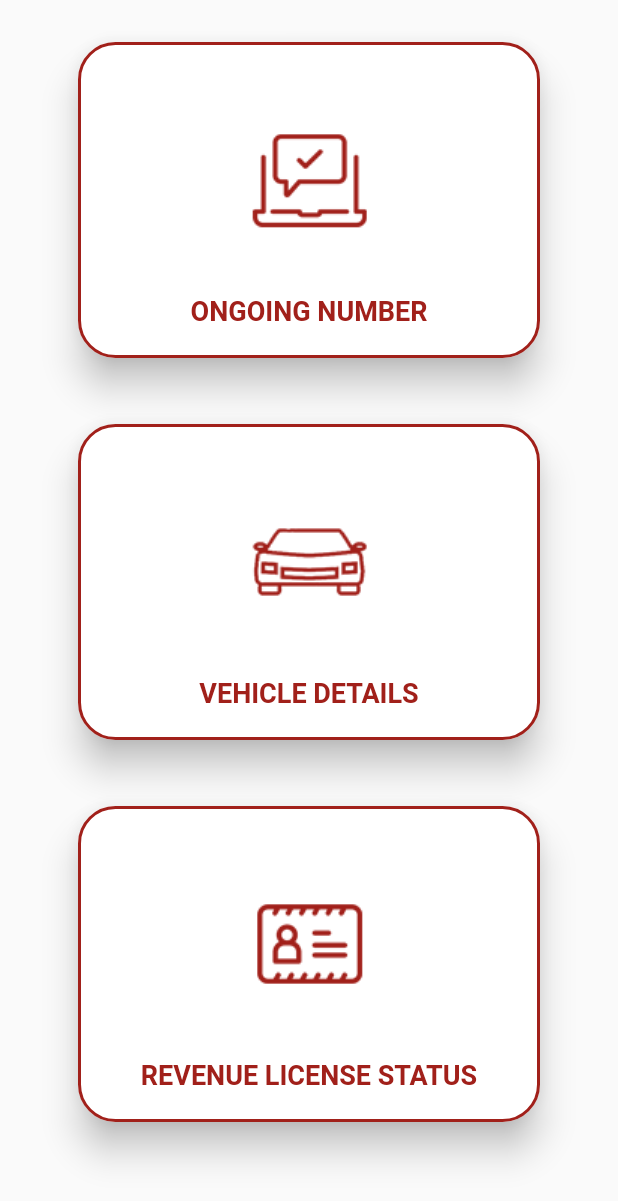
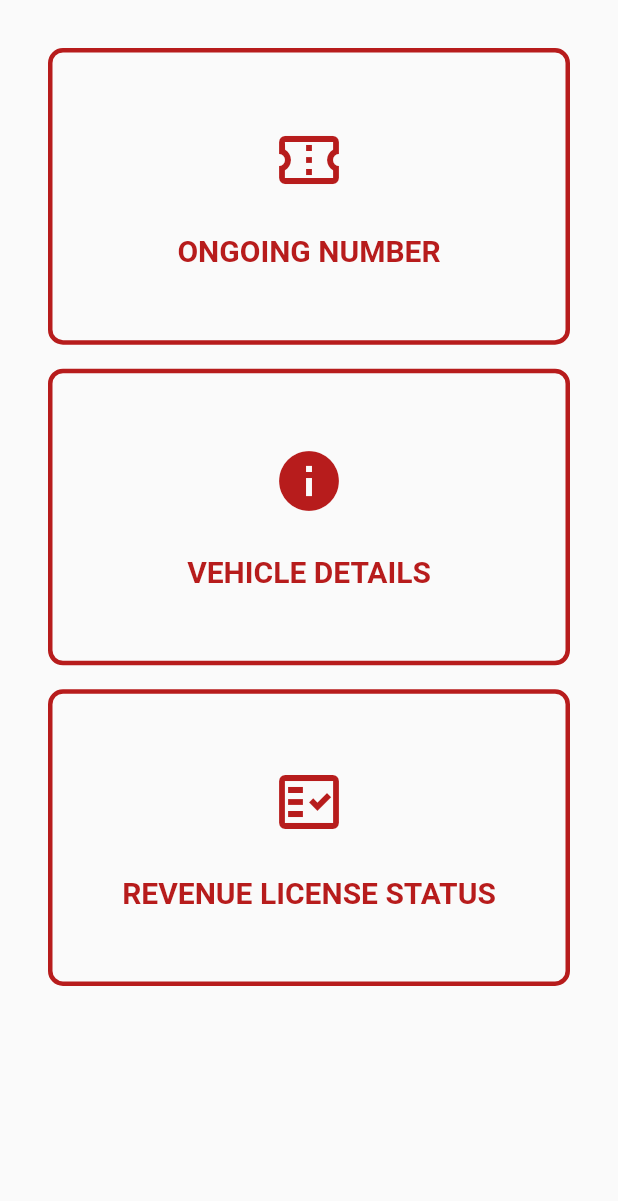
Before and after one commit to polroti/dmt_redesign, a Flutter app: what onGoingNumber() shows on an empty page, opened directly, on a phone screen of 412 x 824 dp. Shown: the top 1201 px of the screen. Run offline on Flutter 3.47's test engine with Material 2 defaults, Android fonts, the phone set to English and light mode, and no system bars; our stand-ins replace flutter_svg.

Commit message:
basic setup

```diff
--- a/lib/screens/home.dart
+++ b/lib/screens/home.dart
@@ -1,3 +1,6 @@
+import 'package:dmt_redesign/screens/home/widgets/ongoing_number_container.dart';
+import 'package:dmt_redesign/screens/home/widgets/revenue_status_container.dart';
+import 'package:dmt_redesign/screens/home/widgets/vehicle_details_container.dart';
 import 'package:dmt_redesign/ui-utils/appbar.dart';
 import 'package:dmt_redesign/ui-utils/config.dart';
 import 'package:flutter/material.dart';
@@ -42,9 +45,9 @@ Widget onGoingNumber(BuildContext context) {
               child: Column(
                 mainAxisSize: MainAxisSize.max,
                 children: [
-                  ongoingNumberWidget(context, 'ON'),
-                  ongoingNumberWidget(context, 'VD'),
-                  ongoingNumberWidget(context, 'RS'),
+                  ongoingNumberContainer(context),
+                 vehicleDetailsContainer(context),
+                 revenueStatusContainer(context),
 
                   //govtLabel()
                 ],
@@ -55,14 +58,12 @@ Widget onGoingNumber(BuildContext context) {
       ))
     ],
   );
-
-  // Figma Flutter Generator Group28Widget - GROUP
 }
 
 Widget ongoingNumberWidget(BuildContext context, String type) {
   return Expanded(
       child: Padding(
-    padding: const EdgeInsetsDirectional.fromSTEB(24, 0, 24, 36),
+    padding: const EdgeInsetsDirectional.all(0),
     child: GestureDetector(
       onTap: () {
         switch (type) {
@@ -87,10 +88,10 @@ Widget ongoingNumberWidget(BuildContext context, String type) {
                 child: Column(
                   children: [
                     Padding(
-                        padding: const EdgeInsets.only(top: 20),
+                        padding: const EdgeInsets.only(top: 0),
                         child: ImageIcon(
                           getCardIcon(type),
-                          size: 140,
+                          size: 100,
                           color: Theme.of(context).brightness == Brightness.dark
                               ? const Color.fromRGBO(255, 255, 255, 1)
                               : const Color.fromRGBO(161, 32, 26, 1),
@@ -98,7 +99,9 @@ Widget ongoingNumberWidget(BuildContext context, String type) {
                         //Image.asset('assets/images/Image5.png'),
                         ),
                     Padding(
-                      padding: const EdgeInsets.only(top: 10, bottom: 5),
+                      padding: const EdgeInsets.only(
+                        top: 10,
+                      ),
                       child: Text(
                         getCardLabel(type),
                         textAlign: TextAlign.center,
@@ -137,7 +140,7 @@ Widget ongoingNumberWidget(BuildContext context, String type) {
 String getCardLabel(String type) {
   switch (type) {
     case 'ON':
-      return  'ONGOING NUMBER';
+      return 'ONGOING NUMBER';
     case 'VD':
       return 'VEHICLE DETAILS';
     case 'RS':
@@ -158,7 +161,7 @@ AssetImage getCardIcon(String type) {
   return const AssetImage('assets/images/Image4.png');
 }
 
-Widget govtLabel(){
+Widget govtLabel() {
   return Positioned(
       top: 701,
       left: 117,
@@ -197,30 +200,22 @@ Widget govtLabel(){
                                     child: Container(
                                         width: 113,
                                         height: 30,
-                                                child: Stack(children: const <
-                                                    Widget>[
+                                        child: Stack(children: const <Widget>[
                                           Positioned(
                                               top: 23,
                                               left: 7,
                                               child: Text(
                                                 'DEPARTMENT OF MOTOR TRAFFIC',
-                                                        textAlign:
-                                                            TextAlign.left,
+                                                textAlign: TextAlign.left,
                                                 style: TextStyle(
-                                                            color:
-                                                                Color.fromRGBO(
-                                                                    161,
-                                                                    32,
-                                                                    26,
-                                                                    1),
-                                                            fontFamily:
-                                                                'Roboto',
+                                                    color: Color.fromRGBO(
+                                                        161, 32, 26, 1),
+                                                    fontFamily: 'Roboto',
                                                     fontSize: 6,
                                                     letterSpacing:
                                                         0 /*percentages not used in flutter. defaulting to zero*/,
                                                     fontWeight:
-                                                                FontWeight
-                                                                    .normal,
+                                                        FontWeight.normal,
                                                     height: 1),
                                               )),
                                           Positioned(
@@ -228,23 +223,17 @@ Widget govtLabel(){
                                               left: 7,
                                               child: Text(
                                                 'போக்குவரத்து திணைக்களம்.',
-                                                        textAlign:
-                                                            TextAlign.left,
+                                                textAlign: TextAlign.left,
                                                 style: TextStyle(
-                                                            color:
-                                                                Color.fromRGBO(
-                                                                    161,
-                                                                    32,
-                                                                    26,
-                                                                    1),
+                                                    color: Color.fromRGBO(
+                                                        161, 32, 26, 1),
                                                     fontFamily:
                                                         'Noto Sans Sinhala',
                                                     fontSize: 6,
                                                     letterSpacing:
                                                         0 /*percentages not used in flutter. defaulting to zero*/,
                                                     fontWeight:
-                                                                FontWeight
-                                                                    .normal,
+                                                        FontWeight.normal,
                                                     height: 1),
                                               )),
                                           Positioned(
@@ -252,28 +241,21 @@ Widget govtLabel(){
                                               left: 0,
                                               child: Text(
                                                 'මෝටර් රථ ප්‍රවාහන දෙපාර්තමේන්තුව  ',
-                                                        textAlign:
-                                                            TextAlign.left,
+                                                textAlign: TextAlign.left,
                                                 style: TextStyle(
-                                                            color:
-                                                                Color.fromRGBO(
-                                                                    161,
-                                                                    32,
-                                                                    26,
-                                                                    1),
+                                                    color: Color.fromRGBO(
+                                                        161, 32, 26, 1),
                                                     fontFamily:
                                                         'Noto Sans Sinhala',
                                                     fontSize: 6,
                                                     letterSpacing:
                                                         0 /*percentages not used in flutter. defaulting to zero*/,
                                                     fontWeight:
-                                                                FontWeight
-                                                                    .normal,
+                                                        FontWeight.normal,
                                                     height: 1),
                                               )),
                                         ]))),
                               ]))),
                     ]))),
           ])));
-
 }
--- /dev/null
+++ b/lib/screens/home/widgets/ongoing_number_container.dart
@@ -0,0 +1,36 @@
+import 'package:flutter/cupertino.dart';
+import 'package:flutter/material.dart';
+
+Widget ongoingNumberContainer(BuildContext context) {
+  return Padding(
+    padding: const EdgeInsets.all(8.0),
+    child: Container(
+      height: MediaQuery.of(context).size.height * 0.24,
+      decoration: BoxDecoration(
+          border: Border.all(color: Colors.red.shade900, width: 3),
+          borderRadius: BorderRadius.circular(10)),
+      child: Row(mainAxisAlignment: MainAxisAlignment.center, children: [
+        Column(
+          mainAxisAlignment: MainAxisAlignment.center,
+          children: [
+            Icon(
+              Icons.confirmation_number_outlined,
+              size: 48,
+              color: Colors.red.shade900,
+            ),
+            const SizedBox(
+              height: 25,
+            ),
+            Text(
+              "Ongoing Number".toUpperCase(),
+              style: TextStyle(
+                  fontWeight: FontWeight.bold,
+                  fontSize: 20,
+                  color: Colors.red.shade900),
+            )
+          ],
+        )
+      ]),
+    ),
+  );
+}
--- /dev/null
+++ b/lib/screens/home/widgets/revenue_status_container.dart
@@ -0,0 +1,36 @@
+import 'package:flutter/cupertino.dart';
+import 'package:flutter/material.dart';
+
+Widget revenueStatusContainer(BuildContext context) {
+  return Padding(
+    padding: const EdgeInsets.all(8.0),
+    child: Container(
+      height: MediaQuery.of(context).size.height * 0.24,
+      decoration: BoxDecoration(
+          border: Border.all(color: Colors.red.shade900, width: 3),
+          borderRadius: BorderRadius.circular(10)),
+      child: Row(mainAxisAlignment: MainAxisAlignment.center, children: [
+        Column(
+          mainAxisAlignment: MainAxisAlignment.center,
+          children: [
+            Icon(
+              Icons.fact_check_outlined,
+              size: 48,
+              color: Colors.red.shade900,
+            ),
+            const SizedBox(
+              height: 25,
+            ),
+            Text(
+              "Revenue License Status".toUpperCase(),
+              style: TextStyle(
+                  fontWeight: FontWeight.bold,
+                  fontSize: 20,
+                  color: Colors.red.shade900),
+            )
+          ],
+        )
+      ]),
+    ),
+  );
+}
--- /dev/null
+++ b/lib/screens/home/widgets/vehicle_details_container.dart
@@ -0,0 +1,36 @@
+import 'package:flutter/cupertino.dart';
+import 'package:flutter/material.dart';
+
+Widget vehicleDetailsContainer(BuildContext context) {
+  return Padding(
+    padding: const EdgeInsets.all(8.0),
+    child: Container(
+      height: MediaQuery.of(context).size.height * 0.24,
+      decoration: BoxDecoration(
+          border: Border.all(color: Colors.red.shade900, width: 3),
+          borderRadius: BorderRadius.circular(10)),
+      child: Row(mainAxisAlignment: MainAxisAlignment.center, children: [
+        Column(
+          mainAxisAlignment: MainAxisAlignment.center,
+          children: [
+            Icon(
+              Icons.info,
+              size: 48,
+              color: Colors.red.shade900,
+            ),
+            const SizedBox(
+              height: 25,
+            ),
+            Text(
+              "Vehicle Details".toUpperCase(),
+              style: TextStyle(
+                  fontWeight: FontWeight.bold,
+                  fontSize: 20,
+                  color: Colors.red.shade900),
+            )
+          ],
+        )
+      ]),
+    ),
+  );
+}
--- a/lib/ui-utils/appbar.dart
+++ b/lib/ui-utils/appbar.dart
@@ -11,7 +11,6 @@ PreferredSizeWidget appBarLight(BuildContext context) {
     backgroundColor: Theme.of(context).brightness == Brightness.dark
         ? Colors.black
         : Colors.white,
-    // const Color.fromRGBO(161, 32, 26, 1),
     elevation: 0,
     title: Text(
       'Vehicle Information',
```
Lines whose indentation alone changed are shown as unchanged.
